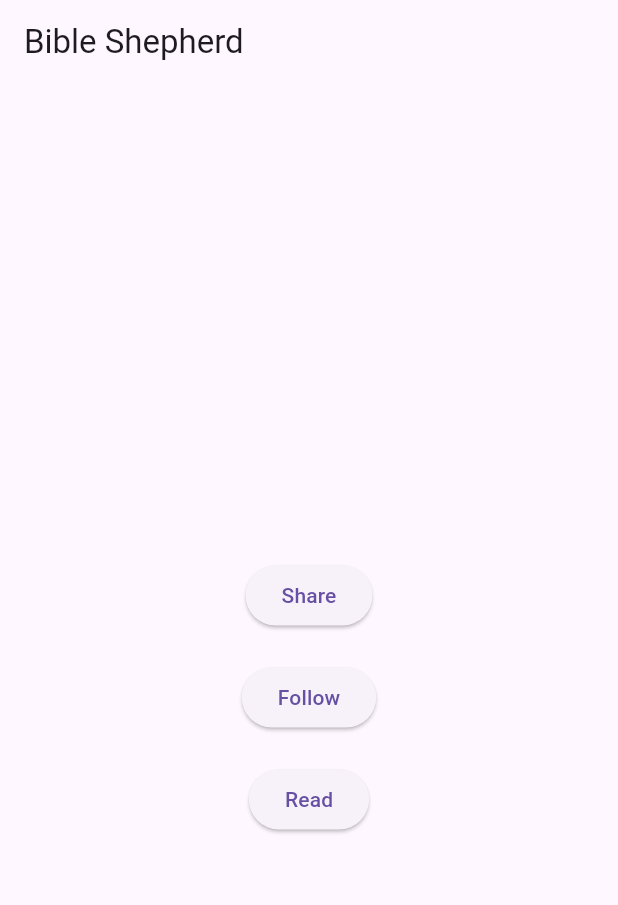
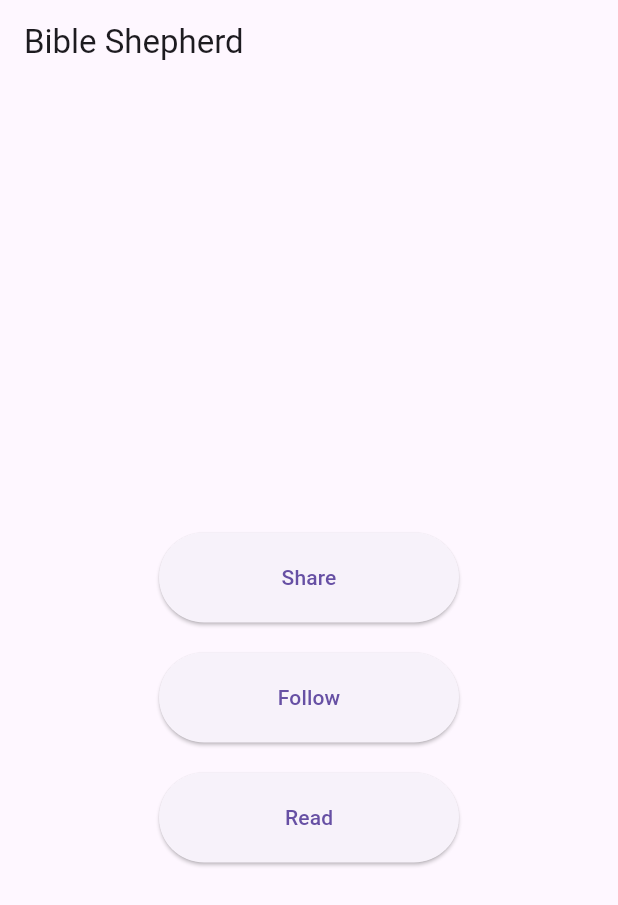
Before and after one commit to Danielgol/BibleSheperd, a Flutter app: the screen it shows after launch, on a phone screen of 412 x 824 dp. Shown: the top 905 px of the screen. Run offline on Flutter 3.47's test engine with Material 3 defaults, Android fonts, the phone set to English and light mode, and no system bars.

```diff
--- a/lib/app.dart
+++ b/lib/app.dart
@@ -1,5 +1,8 @@
+// ignore_for_file: prefer_const_constructors
+
 import 'package:flutter/material.dart';
 import 'package:flutter_application/pages/home/home.dart';
+import 'package:flutter_application/pages/share/share.dart';
 
 
 class App extends StatelessWidget {
@@ -8,7 +11,7 @@ class App extends StatelessWidget {
   @override
   Widget build(BuildContext context) {
     return const MaterialApp(
-      home: HomePage()
+      home: HomePage(),
     );
   }
 }
--- a/lib/pages/home/home.dart
+++ b/lib/pages/home/home.dart
@@ -27,9 +27,12 @@ class HomePage extends StatelessWidget {
               //   height: 150,
               // ),
               SizedBox(height: 50),
-              ElevatedButton(
+              SizedBox(
+                width: 200.0,
+                height: 60.0,
+                child: ElevatedButton(
                   onPressed: () {
-                  // Ação para o botão "Share"
+                    // Ação para o botão "Follow"
                     Navigator.push(
                       context,
                       MaterialPageRoute(builder: (context) => SharePage()),
@@ -37,8 +40,12 @@ class HomePage extends StatelessWidget {
                   },
                   child: Text('Share'),
                 ),
+              ),
               SizedBox(height: 20),
-              ElevatedButton(
+              SizedBox(
+                width: 200.0,
+                height: 60.0,
+                child: ElevatedButton(
                   onPressed: () {
                     // Ação para o botão "Follow"
                     Navigator.push(
@@ -48,16 +55,21 @@ class HomePage extends StatelessWidget {
                   },
                   child: Text('Follow'),
                 ),
+              ),
               SizedBox(height: 20),
-              ElevatedButton(
+              SizedBox(
+                width: 200.0,
+                height: 60.0,
+                child: ElevatedButton(
                   onPressed: () {
-                  // Ação para o botão "Read"
+                    // Ação para o botão "Follow"
                     Navigator.push(
                       context,
                       MaterialPageRoute(builder: (context) => ChooseBookPage(connection: '')),
                     );
                   },
                   child: Text('Read'),
+                ),
               ),
             ],
           ),
```
Also changed, not shown: lib/pages/chapter/chapter.dart (+48 -2 lines), lib/pages/choose_book/choose_book.dart (+37 -4 lines), lib/pages/choose_chapter/choose_chapter.dart (+48 -4 lines). Lines whose indentation alone changed are shown as unchanged.
